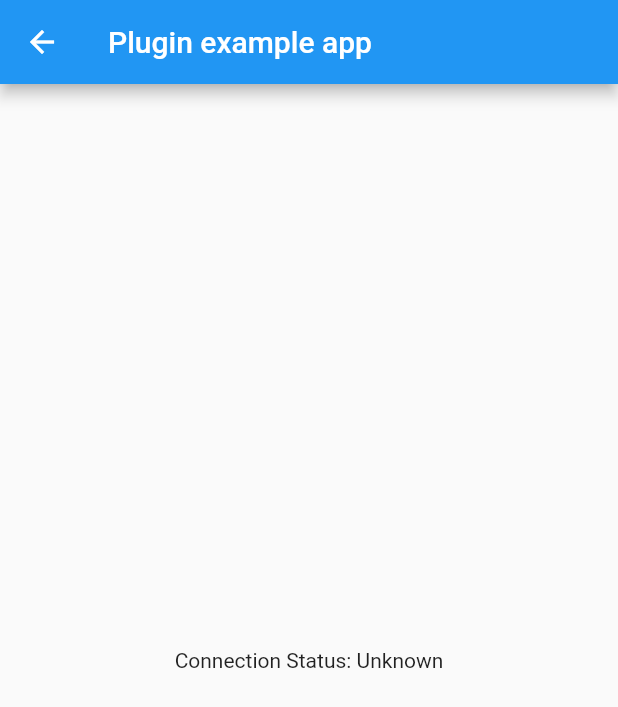
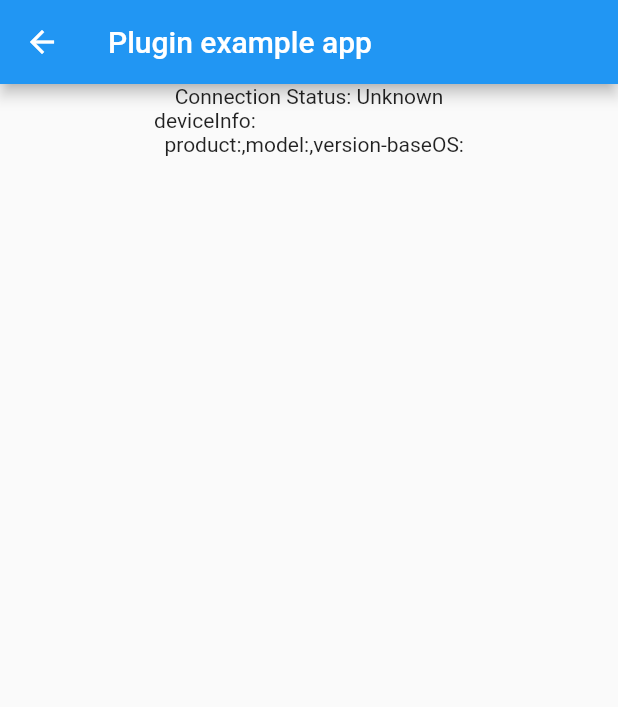
Before and after one commit to shuguoli68/learn_three, a Flutter app: the screen it shows after launch, after a tap on "网络状态", on a phone screen of 412 x 824 dp. Shown: the top 707 px of the screen. Run offline on Flutter 3.47's test engine with Material 2 defaults, Android fonts, the phone set to English and light mode, and no system bars; our stand-ins replace connectivity, device_info, share; missing offline and left inert: zeking_refresh.

Commit message:
添加device_info

```diff
--- a/lib/connect/connect_simple.dart
+++ b/lib/connect/connect_simple.dart
@@ -2,9 +2,11 @@ import 'dart:async';
 import 'dart:io';
 
 import 'package:connectivity/connectivity.dart';
+import 'package:device_info/device_info.dart';
 import 'package:flutter/foundation.dart';
 import 'package:flutter/material.dart';
 import 'package:flutter/services.dart';
+import 'package:learn_three/global/common.dart';
 
 // Sets a platform override for desktop to avoid exceptions. See
 // https://flutter.dev/desktop#target-platform-override for more info.
@@ -24,6 +26,8 @@ class _ConnectSimpleState extends State<ConnectSimple> {
   final Connectivity _connectivity = Connectivity();
   StreamSubscription<ConnectivityResult> _connectivitySubscription;
 
+  String _deviceInfo = "deviceInfo";
+
   @override
   void initState() {
     super.initState();
@@ -31,6 +35,7 @@ class _ConnectSimpleState extends State<ConnectSimple> {
     initConnectivity();
     _connectivitySubscription =
         _connectivity.onConnectivityChanged.listen(_updateConnectionStatus);
+    _initDevice();
   }
 
   @override
@@ -59,13 +64,30 @@ class _ConnectSimpleState extends State<ConnectSimple> {
     return _updateConnectionStatus(result);
   }
 
+  _initDevice() async {
+    if(isAndroid()){
+      DeviceInfoPlugin deviceInfo = DeviceInfoPlugin();
+      AndroidDeviceInfo androidInfo = await deviceInfo.androidInfo;
+      print('Running on ${androidInfo}');  // e.g. "Moto G (4)"
+      setState(() {
+        _deviceInfo = 'product:${androidInfo.product},model:${androidInfo.model},version-baseOS:${androidInfo.version.baseOS}';
+      });
+
+//      IosDeviceInfo iosInfo = await deviceInfo.iosInfo;
+//      print('Running on ${iosInfo.utsname.machine}');  // e.g. "iPod7,1"
+    }
+  }
+
   @override
   Widget build(BuildContext context) {
     return Scaffold(
       appBar: AppBar(
         title: const Text('Plugin example app'),
       ),
-      body: Center(child: Text('Connection Status: $_connectionStatus')),
+      body: Center(child: Column(children: <Widget>[
+        Text('Connection Status: $_connectionStatus'),
+        Text('deviceInfo:\n  $_deviceInfo'),
+      ],)),
     );
   }
 
--- a/lib/global/common.dart
+++ b/lib/global/common.dart
@@ -1,3 +1,5 @@
+import 'dart:io';
+
 import 'package:flutter/material.dart';
 
 
@@ -22,3 +24,9 @@ numStr(int count){
     return (count/10000.0).toStringAsFixed(1)+'万';
   }
 }
+
+isAndroid(){
+  if(Platform.isAndroid)
+    return true;
+  return false;
+}
--- a/lib/main.dart
+++ b/lib/main.dart
@@ -63,11 +63,17 @@ class _MyHomePageState extends State<MyHomePage> {
 
             Container(
                 margin: EdgeInsets.all(5),
+                padding: EdgeInsets.all(10),
+                decoration: BoxDecoration(
+                  shape: BoxShape.rectangle,
+                  border: Border(left: BorderSide(color: Colors.red,width: 3,style: BorderStyle.solid)),
+                ),
                 width: double.maxFinite,
                 child: RaisedButton(onPressed:(){
                   goTo(context, ConnectSimple());
                 },child: Text('网络状态'),)
             ),
+
 
 
           ],
```
Also changed, not shown: pubspec.yaml (+4 -3 lines), pubspec.lock, 1 other file.
